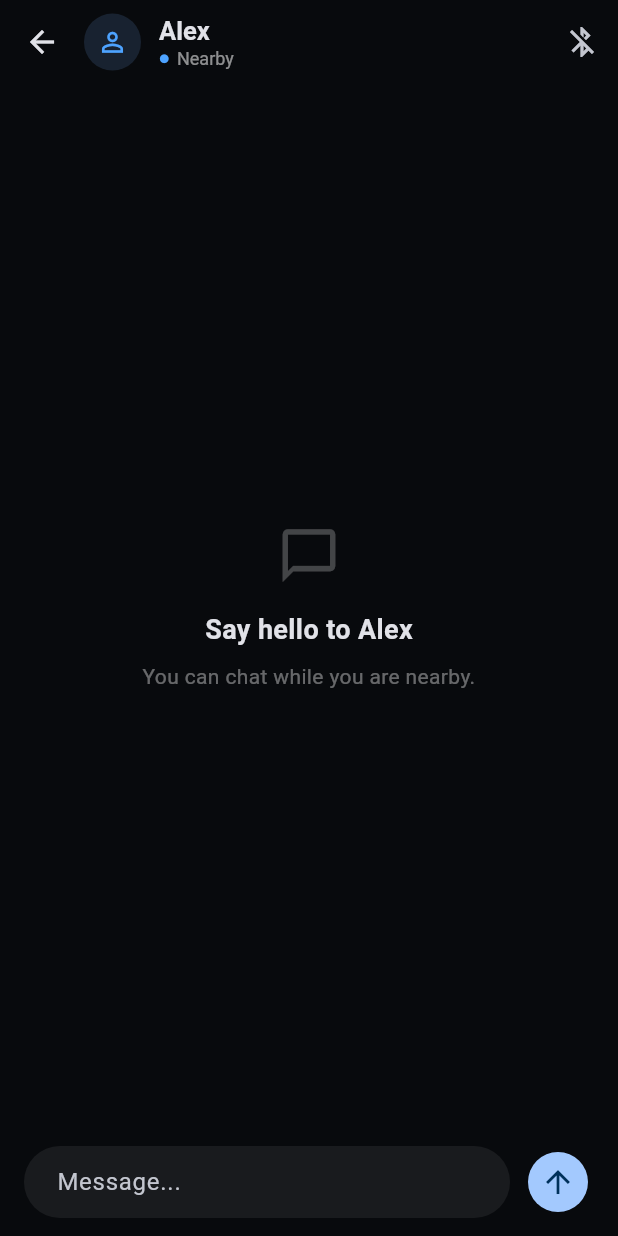
After one commit to JA501R/proximity-chat, a Flutter app: the screen it shows after launch, after a tap on "Alex", on a phone screen of 412 x 824 dp. The commit adds this screen. Run offline on Flutter 3.47's test engine with Material 3 defaults, Android fonts, the phone set to English and light mode, and no system bars.

Commit message:
Add proximity-aware chat flow

```diff
--- /dev/null
+++ b/lib/features/chat/chat_screen.dart
@@ -0,0 +1,251 @@
+import 'package:flutter/material.dart';
+
+import '../nearby/nearby_user.dart';
+
+class ChatScreen extends StatefulWidget {
+  final NearbyUser user;
+
+  const ChatScreen({super.key, required this.user});
+
+  @override
+  State<ChatScreen> createState() => _ChatScreenState();
+}
+
+class _ChatScreenState extends State<ChatScreen> {
+  final TextEditingController _messageController = TextEditingController();
+
+  final List<String> _messages = [];
+
+  // Development simulation.
+  // Later this value will come from the proximity service.
+  bool _isNearby = true;
+
+  void _sendMessage() {
+    if (!_isNearby) {
+      return;
+    }
+
+    final message = _messageController.text.trim();
+
+    if (message.isEmpty) {
+      return;
+    }
+
+    setState(() {
+      _messages.add(message);
+    });
+
+    _messageController.clear();
+  }
+
+  void _toggleNearbyStatus() {
+    setState(() {
+      _isNearby = !_isNearby;
+    });
+  }
+
+  @override
+  void dispose() {
+    _messageController.dispose();
+    super.dispose();
+  }
+
+  @override
+  Widget build(BuildContext context) {
+    return Scaffold(
+      backgroundColor: const Color(0xFF080A0D),
+      appBar: AppBar(
+        backgroundColor: const Color(0xFF080A0D),
+        titleSpacing: 0,
+        title: Row(
+          children: [
+            Container(
+              width: 38,
+              height: 38,
+              decoration: const BoxDecoration(
+                shape: BoxShape.circle,
+                color: Color(0xFF182230),
+              ),
+              child: const Icon(
+                Icons.person_outline,
+                size: 21,
+                color: Color(0xFF4DA3FF),
+              ),
+            ),
+            const SizedBox(width: 12),
+            Column(
+              crossAxisAlignment: CrossAxisAlignment.start,
+              children: [
+                Text(
+                  widget.user.name,
+                  style: const TextStyle(
+                    fontSize: 17,
+                    fontWeight: FontWeight.w600,
+                  ),
+                ),
+                Row(
+                  children: [
+                    Icon(
+                      Icons.circle,
+                      size: 7,
+                      color: _isNearby ? const Color(0xFF4DA3FF) : Colors.grey,
+                    ),
+                    const SizedBox(width: 5),
+                    Text(
+                      _isNearby ? 'Nearby' : 'No longer nearby',
+                      style: const TextStyle(
+                        fontSize: 12,
+                        color: Colors.white54,
+                      ),
+                    ),
+                  ],
+                ),
+              ],
+            ),
+          ],
+        ),
+
+        // Temporary development control.
+        actions: [
+          IconButton(
+            tooltip: _isNearby ? 'Simulate leaving' : 'Simulate returning',
+            onPressed: _toggleNearbyStatus,
+            icon: Icon(
+              _isNearby ? Icons.bluetooth_disabled : Icons.bluetooth_connected,
+            ),
+          ),
+        ],
+      ),
+      body: Column(
+        children: [
+          if (!_isNearby)
+            Container(
+              width: double.infinity,
+              padding: const EdgeInsets.symmetric(horizontal: 20, vertical: 14),
+              color: Colors.white.withValues(alpha: 0.05),
+              child: Row(
+                children: [
+                  const Icon(
+                    Icons.lock_outline,
+                    size: 18,
+                    color: Colors.white54,
+                  ),
+                  const SizedBox(width: 10),
+                  Expanded(
+                    child: Text(
+                      '${widget.user.name} is no longer nearby. '
+                      'Messaging has been disabled.',
+                      style: const TextStyle(
+                        fontSize: 13,
+                        color: Colors.white70,
+                      ),
+                    ),
+                  ),
+                ],
+              ),
+            ),
+          Expanded(
+            child: _messages.isEmpty ? _buildEmptyState() : _buildMessages(),
+          ),
+          _buildMessageInput(),
+        ],
+      ),
+    );
+  }
+
+  Widget _buildEmptyState() {
+    return Center(
+      child: Padding(
+        padding: const EdgeInsets.all(32),
+        child: Column(
+          mainAxisSize: MainAxisSize.min,
+          children: [
+            const Icon(
+              Icons.chat_bubble_outline,
+              size: 42,
+              color: Colors.white24,
+            ),
+            const SizedBox(height: 16),
+            Text(
+              'Say hello to ${widget.user.name}',
+              style: const TextStyle(fontSize: 18, fontWeight: FontWeight.w600),
+            ),
+            const SizedBox(height: 8),
+            Text(
+              _isNearby ? 'You can chat while you are nearby.' : 'This chat is unavailable because this person is no longer nearby.',
+              textAlign: TextAlign.center,
+              style: const TextStyle(color: Colors.white38),
+            ),
+          ],
+        ),
+      ),
+    );
+  }
+
+  Widget _buildMessages() {
+    return ListView.builder(
+      padding: const EdgeInsets.all(20),
+      itemCount: _messages.length,
+      itemBuilder: (context, index) {
+        return Align(
+          alignment: Alignment.centerRight,
+          child: Container(
+            margin: const EdgeInsets.only(bottom: 10),
+            padding: const EdgeInsets.symmetric(horizontal: 16, vertical: 11),
+            decoration: BoxDecoration(
+              color: const Color(0xFF4DA3FF),
+              borderRadius: BorderRadius.circular(18),
+            ),
+            child: Text(
+              _messages[index],
+              style: const TextStyle(color: Colors.white, fontSize: 15),
+            ),
+          ),
+        );
+      },
+    );
+  }
+
+  Widget _buildMessageInput() {
+    return SafeArea(
+      top: false,
+      child: Padding(
+        padding: const EdgeInsets.fromLTRB(16, 10, 16, 12),
+        child: Row(
+          children: [
+            Expanded(
+              child: TextField(
+                controller: _messageController,
+                enabled: _isNearby,
+                textInputAction: TextInputAction.send,
+                onSubmitted: _isNearby ? (_) => _sendMessage() : null,
+                decoration: InputDecoration(
+                  hintText: _isNearby
+                      ? 'Message...'
+                      : 'User is no longer nearby',
+                  filled: true,
+                  fillColor: Colors.white.withValues(alpha: 0.07),
+                  border: OutlineInputBorder(
+                    borderRadius: BorderRadius.circular(24),
+                    borderSide: BorderSide.none,
+                  ),
+                  contentPadding: const EdgeInsets.symmetric(
+                    horizontal: 18,
+                    vertical: 12,
+                  ),
+                ),
+              ),
+            ),
+            const SizedBox(width: 8),
+            IconButton.filled(
+              onPressed: _isNearby ? _sendMessage : null,
+              icon: _isNearby
+                  ? const Icon(Icons.arrow_upward)
+                  : const Icon(Icons.lock_outline),
+            ),
+          ],
+        ),
+      ),
+    );
+  }
+}
--- a/lib/features/nearby/nearby_screen.dart
+++ b/lib/features/nearby/nearby_screen.dart
@@ -1,5 +1,6 @@
 import 'package:flutter/material.dart';
 
+import '../chat/chat_screen.dart';
 import 'nearby_user.dart';
 
 class NearbyScreen extends StatelessWidget {
@@ -67,7 +68,16 @@ class NearbyScreen extends StatelessWidget {
                 itemBuilder: (context, index) {
                   final user = _users[index];
 
-                  return _NearbyUserCard(user: user);
+                  return _NearbyUserCard(
+                    user: user,
+                    onTap: () {
+                      Navigator.of(context).push(
+                        MaterialPageRoute(
+                          builder: (context) => ChatScreen(user: user),
+                        ),
+                      );
+                    },
+                  );
                 },
               ),
             ),
@@ -80,12 +90,16 @@ class NearbyScreen extends StatelessWidget {
 
 class _NearbyUserCard extends StatelessWidget {
   final NearbyUser user;
+  final VoidCallback onTap;
 
-  const _NearbyUserCard({required this.user});
+  const _NearbyUserCard({required this.user, required this.onTap});
 
   @override
   Widget build(BuildContext context) {
-    return Container(
+    return InkWell(
+      onTap: onTap,
+      borderRadius: BorderRadius.circular(20),
+      child: Container(
         padding: const EdgeInsets.all(16),
         decoration: BoxDecoration(
           color: Colors.white.withValues(alpha: 0.06),
@@ -103,9 +117,7 @@ class _NearbyUserCard extends StatelessWidget {
               ),
               child: const Icon(Icons.person_outline, color: Color(0xFF4DA3FF)),
             ),
-
             const SizedBox(width: 16),
-
             Expanded(
               child: Column(
                 crossAxisAlignment: CrossAxisAlignment.start,
@@ -141,9 +153,9 @@ class _NearbyUserCard extends StatelessWidget {
                 ],
               ),
             ),
-
             const Icon(Icons.chevron_right, color: Colors.white38),
           ],
+        ),
       ),
     );
   }
```
Also changed, not shown: 1 other file. Lines whose indentation alone changed are shown as unchanged.
